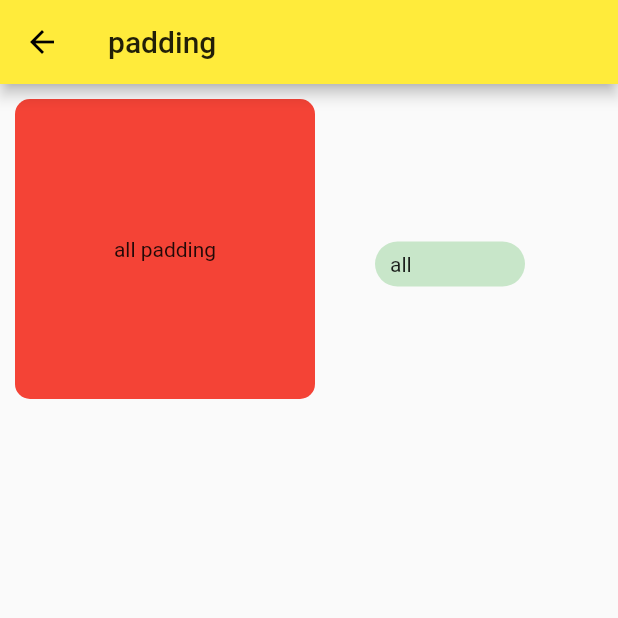
After one commit to gaowei1012/flutter_learn, a Flutter app: the PaddingPage screen opened directly, on a phone screen of 412 x 824 dp, the top half of it. The commit adds this screen. Run offline on Flutter 3.47's test engine with Material 2 defaults, Android fonts, the phone set to English and light mode, and no system bars; our stand-ins replace dio, flutter_swiper, font_awesome_flutter; missing offline and left inert: random_pk.

Commit message:
add padding demo

```diff
--- /dev/null
+++ b/lib/widget/pading_page.dart
@@ -0,0 +1,45 @@
+import 'package:flutter/material.dart';
+
+class PaddingPage extends StatefulWidget {
+  @override
+  _PaddingPageState createState() => _PaddingPageState();
+}
+
+class _PaddingPageState extends State<PaddingPage> {
+  @override
+  Widget build(BuildContext context) {
+    return Scaffold(
+        appBar: AppBar(
+          title: Text('padding'),
+        ),
+        body: Row(
+          children: [
+            Padding(
+                padding: EdgeInsets.all(10),
+                child: Container(
+                  width: 200,
+                  height: 200,
+                  alignment: Alignment.center,
+                  decoration: BoxDecoration(
+                      color: Colors.red,
+                      borderRadius: BorderRadius.all(Radius.circular(10))),
+                  child: Text('all padding'),
+                )),
+            Padding(
+              padding: EdgeInsets.only(top: 20, left: 30),
+              child: Container(
+                height: 30,
+                width: 100,
+                alignment: Alignment.centerLeft,
+                padding: EdgeInsets.only(left: 10),
+                decoration: BoxDecoration(
+                    borderRadius: BorderRadius.all(Radius.circular(20)),
+                    color: Colors.green[100],
+                    border: Border.merge(Border(), Border())),
+                child: Text('all'),
+              ),
+            )
+          ],
+        ));
+  }
+}
```
Also changed, not shown: lib/page/home/home_page.dart (+19 -9 lines), lib/page/scaffold/scaffold_tabbar_page.dart (+14 -1 lines).
